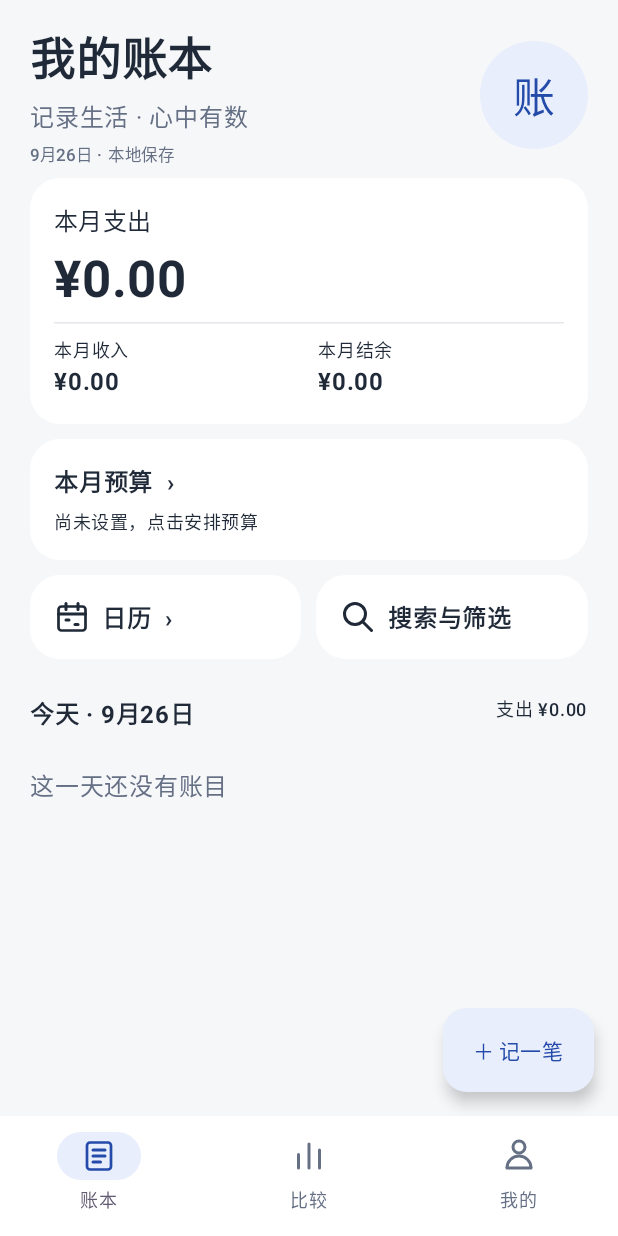
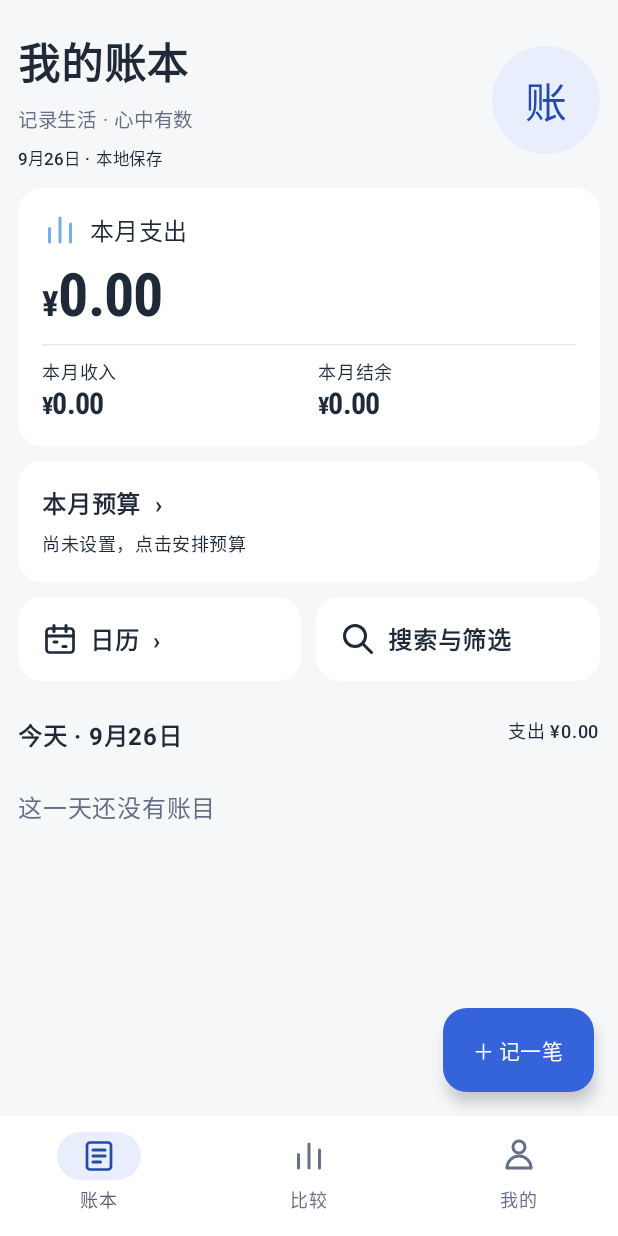
Before and after one commit to wambiton/daily-ledger, an Android app built with Jetpack Compose: the screen it shows after launch (MainActivity), on a phone screen of 412 x 824 dp. Run offline under Robolectric (Android 15) with nearby library versions, the phone set to English and light mode, and no system bars; our stand-ins replace Room's generated code; libraries missing offline, so code that uses them is left out: com.journeyapps.barcodescanner; 2 statements that could not run were skipped.

Commit message:
fix: restore winter preview background typography and budget percentage
39 JVM and 29 device tests passed; final visual refinement passed build/lint and 2 device theme tests. Verified all original business rows in 159 databases unchanged.

```diff
--- a/android/app/build.gradle.kts
+++ b/android/app/build.gradle.kts
@@ -11,8 +11,8 @@ android {
         applicationId = "com.personal.ledger"
         minSdk = 26
         targetSdk = 35
-        versionCode = 14
-        versionName = "0.7.3-dashboard"
+        versionCode = 15
+        versionName = "0.7.4-winter-polish"
         testInstrumentationRunner = "androidx.test.runner.AndroidJUnitRunner"
     }
     compileOptions { sourceCompatibility = JavaVersion.VERSION_17; targetCompatibility = JavaVersion.VERSION_17 }
--- a/android/app/src/main/java/com/personal/ledger/ui/HomeDashboard.kt
+++ b/android/app/src/main/java/com/personal/ledger/ui/HomeDashboard.kt
@@ -17,6 +17,16 @@ import androidx.compose.ui.layout.ContentScale
 import androidx.compose.ui.platform.testTag
 import androidx.compose.ui.res.painterResource
 import androidx.compose.ui.text.font.FontWeight
+import androidx.compose.ui.text.font.FontFamily
+import androidx.compose.ui.text.font.FontStyle
+import androidx.compose.ui.text.buildAnnotatedString
+import androidx.compose.ui.text.SpanStyle
+import androidx.compose.ui.text.withStyle
+import java.math.BigDecimal
+import java.math.RoundingMode
+import java.text.DecimalFormat
+import java.text.DecimalFormatSymbols
+import java.util.Locale
 import androidx.compose.ui.text.style.TextOverflow
 import androidx.compose.ui.unit.dp
 import androidx.compose.ui.unit.sp
@@ -47,30 +57,40 @@ import java.time.YearMonth
     }
     val plan=plans.firstOrNull{it.owner==owner&&it.startMonth<=month&&it.endMonth>=month}
     Box(Modifier.fillMaxSize()) {
-    if(winter) Image(painterResource(R.drawable.winter_yukino),null,Modifier.matchParentSize(),alignment=Alignment.CenterStart,contentScale=ContentScale.Crop,alpha=.20f)
-    LazyColumn(Modifier.fillMaxSize().testTag("home-dashboard"),verticalArrangement=Arrangement.spacedBy(0.dp),contentPadding=PaddingValues(top=8.dp,bottom=104.dp)) {
+    if(winter) Image(painterResource(R.drawable.winter_landscape),null,Modifier.matchParentSize(),contentScale=ContentScale.Crop,alpha=.70f)
+    LazyColumn(Modifier.fillMaxSize().testTag("home-dashboard"),verticalArrangement=Arrangement.spacedBy(0.dp),contentPadding=PaddingValues(start=12.dp,end=12.dp,top=8.dp,bottom=104.dp)) {
         item(key="header") {
-            Row(Modifier.fillMaxWidth().padding(vertical=8.dp),verticalAlignment=Alignment.CenterVertically) {
-                Column(Modifier.weight(1f),verticalArrangement=Arrangement.spacedBy(5.dp)) {
-                    Text("我的账本",fontSize=30.sp,fontWeight=FontWeight.Bold)
-                    Text(if(winter) "雪乃 · 冬日  ❄" else "记录生活 · 心中有数",color=MaterialTheme.colorScheme.onSurfaceVariant)
-                    Text("${today.monthValue}月${today.dayOfMonth}日 · 本地保存",style=MaterialTheme.typography.labelSmall,color=MaterialTheme.colorScheme.onSurfaceVariant)
+            Row(Modifier.fillMaxWidth().padding(vertical=12.dp),verticalAlignment=Alignment.CenterVertically,horizontalArrangement=Arrangement.spacedBy(8.dp)) {
+                Column(Modifier.weight(1f),verticalArrangement=Arrangement.spacedBy(6.dp)) {
+                    Text("我的账本",fontSize=28.sp,fontWeight=FontWeight.ExtraBold,fontFamily=if(winter) FontFamily.Serif else FontFamily.Default)
+                    Text(if(winter) "雪乃 · 冬日  ❄" else "记录生活 · 心中有数",fontSize=13.sp,color=MaterialTheme.colorScheme.onSurfaceVariant)
+                    if(winter) WinterQuote("一如既往，\n认真地对待每一天。")
+                    else Text("${today.monthValue}月${today.dayOfMonth}日 · 本地保存",style=MaterialTheme.typography.labelSmall)
                 }
-                if(winter) Character(false,Modifier.size(92.dp).clip(CircleShape).border(2.dp,Color.White,CircleShape))
-                else Box(Modifier.size(72.dp).background(MaterialTheme.colorScheme.primaryContainer,CircleShape),contentAlignment=Alignment.Center) {
+                if(winter) {
+                    Character(false,Modifier.size(100.dp).clip(CircleShape).border(2.dp,Color.White,CircleShape))
+                    Column(Modifier.width(82.dp),verticalArrangement=Arrangement.spacedBy(8.dp)) {
+                        Text("雪乃 · 冬日",fontFamily=FontFamily.Serif,fontSize=12.sp)
+                        WinterQuote("生活或许平凡，\n但依然值得认真。",small=true)
+                    }
+                } else Box(Modifier.size(72.dp).background(MaterialTheme.colorScheme.primaryContainer,CircleShape),contentAlignment=Alignment.Center) {
                     Text("账",fontSize=28.sp,color=MaterialTheme.colorScheme.onPrimaryContainer)
                 }
             }
         }
         item(key="summary") {
             DashboardCard(Modifier.testTag("home-summary")) {
-                Text("本月支出",style=MaterialTheme.typography.titleMedium)
-                Text("¥${Rules.money(expense)}",fontSize=34.sp,fontWeight=FontWeight.Bold,modifier=Modifier.testTag("home-expense"))
+                Row(verticalAlignment=Alignment.CenterVertically,horizontalArrangement=Arrangement.spacedBy(8.dp)) {LedgerGlyph("bars",color=Color(0xFF76ACED));Text("本月支出",style=MaterialTheme.typography.titleMedium)}
+                Row(verticalAlignment=Alignment.CenterVertically) {
+                    Amount(expense,Modifier.weight(1f).testTag("home-expense"),large=true)
+                    if(winter) Image(painterResource(R.drawable.winter_landscape),null,Modifier.width(84.dp).height(48.dp).clip(RoundedCornerShape(12.dp)),contentScale=ContentScale.Crop,alpha=.45f)
+                }
                 HorizontalDivider(color=MaterialTheme.colorScheme.outlineVariant)
                 Row(Modifier.fillMaxWidth(),horizontalArrangement=Arrangement.spacedBy(12.dp)) {
-                    Column(Modifier.weight(1f)) {Text("本月收入",style=MaterialTheme.typography.labelMedium);Text("¥${Rules.money(income)}",fontWeight=FontWeight.Bold)}
-                    Column(Modifier.weight(1f)) {Text("本月结余",style=MaterialTheme.typography.labelMedium);Text("${if(income<expense) "−" else ""}¥${Rules.money(kotlin.math.abs(income-expense))}",fontWeight=FontWeight.Bold)}
+                    Column(Modifier.weight(1f)) {Text("本月收入",style=MaterialTheme.typography.labelMedium);Amount(income)}
+                    Column(Modifier.weight(1f)) {Text("本月结余",style=MaterialTheme.typography.labelMedium);Amount(income-expense)}
                 }
+                if(winter) WinterQuote("冬日的每一笔，都是更好的自己。")
             }
         }
         item(key="budget") {
@@ -82,14 +102,23 @@ import java.time.YearMonth
                         else {
                             val usage=BudgetRules.usage(plan,active,categories).first()
                             if(plan.startMonth!=plan.endMonth) Text("${plan.startMonth} 至 ${plan.endMonth}",style=MaterialTheme.typography.labelSmall)
-                            Text("¥${Rules.money(usage.spent)} / ¥${Rules.money(usage.limit)}",fontWeight=FontWeight.Medium)
-                            LinearProgressIndicator(progress={(usage.spent.toFloat()/usage.limit).coerceIn(0f,1f)},modifier=Modifier.fillMaxWidth())
+                            Row(verticalAlignment=Alignment.Bottom,horizontalArrangement=Arrangement.spacedBy(4.dp)) {
+                                Amount(usage.spent,Modifier.weight(1f))
+                                Text("/ ¥${displayMoney(usage.limit)}",fontSize=12.sp,color=MaterialTheme.colorScheme.onSurfaceVariant)
+                            }
+                            Row(verticalAlignment=Alignment.CenterVertically,horizontalArrangement=Arrangement.spacedBy(8.dp)) {
+                                LinearProgressIndicator(progress={(usage.spent.toFloat()/usage.limit).coerceIn(0f,1f)},modifier=Modifier.weight(1f).height(10.dp).clip(CircleShape),color=Color(0xFF579AEC),trackColor=Color(0xFFE3EEFA),drawStopIndicator={})
+                                Text(budgetPercent(usage.spent,usage.limit),fontFamily=MoneyFont,fontSize=14.sp,modifier=Modifier.testTag("budget-percent"))
+                            }
                             val rest=usage.limit-usage.spent
                             Text("${if(rest>=0) "剩余" else "超出"} ¥${Rules.money(kotlin.math.abs(rest))}",style=MaterialTheme.typography.bodySmall,
                                 color=if(rest<0) MaterialTheme.colorScheme.error else MaterialTheme.colorScheme.onSurface)
                         }
                     }
-                    if(winter) Character(true,Modifier.width(66.dp).height(84.dp).clip(RoundedCornerShape(16.dp)))
+                    if(winter) Column(Modifier.width(82.dp),horizontalAlignment=Alignment.CenterHorizontally) {
+                        WinterQuote("一点一滴，\n让未来更清晰。")
+                        Character(true,Modifier.width(78.dp).height(94.dp))
+                    }
                 }
                 if(alertCount>0) Text("${alertCount}项预算达到提醒阈值",style=MaterialTheme.typography.labelSmall,color=MaterialTheme.colorScheme.error)
                 if(plans.any{it.endMonth<month&&!it.renewalDismissed}) Text("预算计划已到期，点击安排下一期",style=MaterialTheme.typography.labelSmall)
@@ -118,18 +147,34 @@ import java.time.YearMonth
                     Row(Modifier.padding(14.dp),verticalAlignment=Alignment.CenterVertically,horizontalArrangement=Arrangement.spacedBy(12.dp)) {
                         Box(Modifier.size(38.dp).background(tone,CircleShape),contentAlignment=Alignment.Center) {LedgerGlyph(name,color=Color(0xFF243C5A))}
                         Column(Modifier.weight(1f)) {Text(name,fontWeight=FontWeight.Bold);if(entry.note.isNotBlank()) Text(entry.note,style=MaterialTheme.typography.bodySmall,maxLines=1,overflow=TextOverflow.Ellipsis,color=MaterialTheme.colorScheme.onSurfaceVariant)}
-                        Text("${if(entry.type=="expense") "−" else "+"}¥${Rules.money(entry.amountFen)}",fontWeight=FontWeight.Bold)
+                        Text("${if(entry.type=="expense") "−" else "+"}¥${displayMoney(entry.amountFen)}",fontFamily=MoneyFont,fontWeight=FontWeight.Bold,fontSize=17.sp)
                         Text("›",color=MaterialTheme.colorScheme.onSurfaceVariant)
                     }
                 }
             }
         }
+        if(winter) item(key="closing-quote") {WinterQuote("在有些寒冷的日子里，也好好管理生活吧。")}
     }
     }
 }
 
 @Composable private fun DashboardCard(modifier: Modifier=Modifier, content: @Composable ColumnScope.()->Unit) {
-    Surface(modifier.fillMaxWidth().padding(bottom=10.dp),shape=RoundedCornerShape(20.dp),color=MaterialTheme.colorScheme.surface) {
+    Surface(modifier.fillMaxWidth().padding(bottom=10.dp),shape=RoundedCornerShape(16.dp),color=MaterialTheme.colorScheme.surface.copy(alpha=if(LocalAppearance.current.selected==LedgerAppearance.WINTER) .97f else 1f)) {
         Column(Modifier.padding(16.dp),verticalArrangement=Arrangement.spacedBy(8.dp),content=content)
     }
 }
+
+private val MoneyFont=FontFamily(android.graphics.Typeface.create("sans-serif-condensed",android.graphics.Typeface.BOLD))
+private fun displayMoney(fen: Long): String = DecimalFormat("#,##0.00",DecimalFormatSymbols(Locale.CHINA)).format(BigDecimal.valueOf(fen,2))
+fun budgetPercent(spent: Long, limit: Long): String = if(limit<=0) "—" else BigDecimal.valueOf(spent).multiply(BigDecimal.valueOf(100)).divide(BigDecimal.valueOf(limit),0,RoundingMode.HALF_UP).toPlainString()+"%"
+@Composable private fun Amount(fen: Long, modifier: Modifier=Modifier, large: Boolean=false) {
+    val number=displayMoney(kotlin.math.abs(fen))
+    val size=if(large) if(number.length>11) 29.sp else 40.sp else 20.sp
+    Text(buildAnnotatedString {
+        withStyle(SpanStyle(fontSize=if(large) 23.sp else 16.sp)) {append(if(fen<0) "−¥" else "¥")}
+        append(number)
+    },modifier,fontFamily=MoneyFont,fontWeight=FontWeight.Black,fontSize=size,letterSpacing=(-.5).sp)
+}
+@Composable private fun WinterQuote(text: String, small: Boolean=false) {
+    Text(text,fontFamily=FontFamily.Serif,fontStyle=FontStyle.Italic,fontSize=if(small) 9.5.sp else 11.sp,lineHeight=17.sp,color=Color(0xFF536F99),letterSpacing=if(small) .3.sp else .7.sp)
+}
--- a/android/app/src/main/java/com/personal/ledger/ui/LedgerApp.kt
+++ b/android/app/src/main/java/com/personal/ledger/ui/LedgerApp.kt
@@ -107,9 +107,9 @@ fun LedgerApp(vm: LedgerViewModel = viewModel(), autoOpenRequest: Long = 0, exte
             NavigationBarItem(selected = tab == 2, onClick = { tab = 2 }, icon = { LedgerGlyph("person") }, label = { Text("我的") })
         } },
         floatingActionButton = { if(route == "home" && tab == 0 && ready) ExtendedFloatingActionButton(
-            onClick = { beginNew(today.toString()) }, modifier = Modifier.testTag("new-entry")) { Text("＋ 记一笔") } },
+            onClick = { beginNew(today.toString()) }, containerColor=MaterialTheme.colorScheme.primary, contentColor=MaterialTheme.colorScheme.onPrimary, modifier = Modifier.testTag("new-entry")) { Text("＋ 记一笔") } },
     ) { padding ->
-        Column(Modifier.padding(padding).fillMaxSize().imePadding().then(if(route == "search" || route == "budget" || route == "automatic" || (route == "home" && tab == 0)) Modifier else Modifier.verticalScroll(rememberScrollState())).padding(horizontal = 20.dp),
+        Column(Modifier.padding(padding).fillMaxSize().imePadding().then(if(route == "search" || route == "budget" || route == "automatic" || (route == "home" && tab == 0)) Modifier else Modifier.verticalScroll(rememberScrollState())).padding(horizontal = if(route=="home"&&tab==0) 0.dp else 20.dp),
             verticalArrangement = Arrangement.spacedBy(16.dp)) {
             if (!ready) {
                 Text("正在打开账本…")
```
Also changed, not shown: 5 other files.
